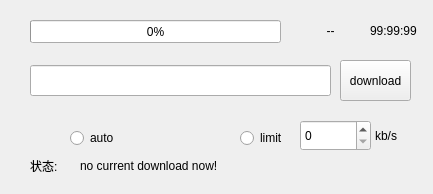
The window that mainwindow.ui (aliakbarRashidi/TTKDownloadLimit) describes before a commit, drawn with Qt 5.
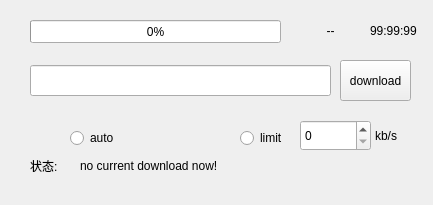
The same window after the commit.

The edit to the form file:
```diff
--- a/mainwindow.ui
+++ b/mainwindow.ui
@@ -7,7 +7,7 @@
     <x>0</x>
     <y>0</y>
     <width>433</width>
-    <height>194</height>
+    <height>205</height>
    </rect>
   </property>
   <property name="windowTitle">
```
Left out of the diff: 6 changed lines with no effect on the pictures.
